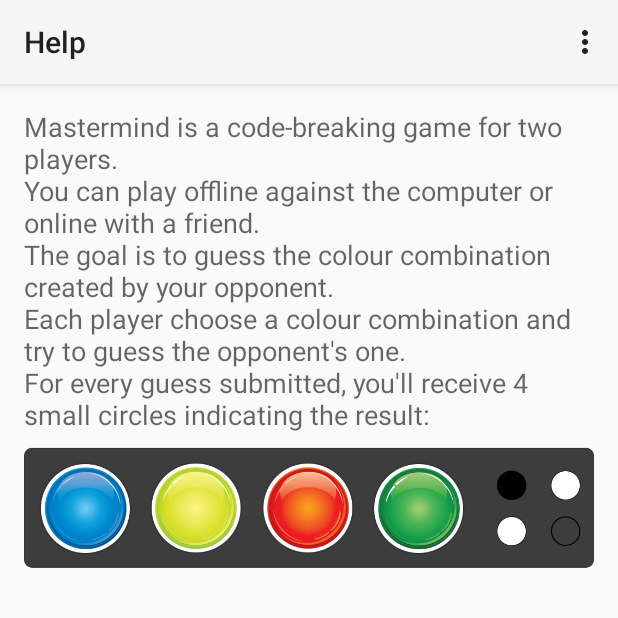
After one commit to FraCas92/Mastermind, an Android app: the HelpActivity screen opened directly, with no data from a screen before it, on a phone screen of 412 x 824 dp, the top half of it. The commit adds this screen. Run offline under Robolectric (Android 15) with nearby library versions, the phone set to English and light mode, and no system bars.

Commit message:
Aggiunta la cronologia dei tentativi anche sul MultiPlayer e aggiunta la pagina dell'help (da completare e richiamare);

```diff
--- /dev/null
+++ b/app/src/main/java/com/example/mastermind/app/HelpActivity.java
@@ -0,0 +1,36 @@
+package com.example.mastermind.app;
+
+import android.support.v7.app.ActionBarActivity;
+import android.os.Bundle;
+import android.view.Menu;
+import android.view.MenuItem;
+
+
+public class HelpActivity extends ActionBarActivity {
+
+    @Override
+    protected void onCreate(Bundle savedInstanceState) {
+        super.onCreate(savedInstanceState);
+        setContentView(R.layout.help_activity);
+    }
+
+
+    @Override
+    public boolean onCreateOptionsMenu(Menu menu) {
+        // Inflate the menu; this adds items to the action bar if it is present.
+        getMenuInflater().inflate(R.menu.help, menu);
+        return true;
+    }
+
+    @Override
+    public boolean onOptionsItemSelected(MenuItem item) {
+        // Handle action bar item clicks here. The action bar will
+        // automatically handle clicks on the Home/Up button, so long
+        // as you specify a parent activity in AndroidManifest.xml.
+        int id = item.getItemId();
+        if (id == R.id.action_settings) {
+            return true;
+        }
+        return super.onOptionsItemSelected(item);
+    }
+}
--- a/app/src/main/java/com/example/mastermind/app/NumberHelper.java
+++ b/app/src/main/java/com/example/mastermind/app/NumberHelper.java
@@ -55,8 +55,8 @@
                 number.add(a);
             }
             list.add(number);
-            // Incremento j per saltare il trattino di separazione dei numeri (1234-1234-1234....)
-            j++;
+            // Incremento j di 5 per saltare anche il trattino di separazione dei numeri (1234-1234-1234....)
+            j+=5;
         }
 
         return list;
--- /dev/null
+++ b/app/src/main/res/layout/help_activity.xml
@@ -0,0 +1,38 @@
+<RelativeLayout xmlns:android="http://schemas.android.com/apk/res/android"
+    xmlns:tools="http://schemas.android.com/tools"
+    android:layout_width="match_parent"
+    android:layout_height="match_parent"
+    android:paddingLeft="@dimen/activity_horizontal_margin"
+    android:paddingRight="@dimen/activity_horizontal_margin"
+    android:paddingTop="@dimen/activity_vertical_margin"
+    android:paddingBottom="@dimen/activity_vertical_margin"
+    tools:context=".HelpActivity">
+
+    <TextView
+        android:layout_width="wrap_content"
+        android:layout_height="wrap_content"
+        android:textAppearance="?android:attr/textAppearanceMedium"
+        android:text="@string/instructions"
+        android:id="@+id/textView"
+        android:layout_alignParentRight="true"
+        android:layout_alignParentEnd="true"
+        android:layout_alignParentLeft="true"
+        android:layout_alignParentStart="true" />
+
+    <ImageView
+        android:layout_width="wrap_content"
+        android:layout_height="100dp"
+        android:layout_below="@+id/textView"
+        android:src="@drawable/instructions"
+        android:id="@+id/imageView" />
+
+    <TextView
+        android:layout_width="wrap_content"
+        android:layout_height="wrap_content"
+        android:textAppearance="?android:attr/textAppearanceMedium"
+        android:text="Medium Text"
+        android:id="@+id/textView3"
+        android:layout_below="@+id/textView"
+        android:layout_toRightOf="@+id/imageView" />
+
+</RelativeLayout>
--- /dev/null
+++ b/app/src/main/res/menu/help.xml
@@ -0,0 +1,9 @@
+<menu xmlns:android="http://schemas.android.com/apk/res/android"
+    xmlns:app="http://schemas.android.com/apk/res-auto"
+    xmlns:tools="http://schemas.android.com/tools"
+    tools:context="com.example.mastermind.app.HelpActivity" >
+    <item android:id="@+id/action_settings"
+        android:title="@string/action_settings"
+        android:orderInCategory="100"
+        app:showAsAction="never" />
+</menu>
--- a/app/src/main/res/values/strings.xml
+++ b/app/src/main/res/values/strings.xml
@@ -45,14 +45,12 @@
     <string name="you_win">You win! Your score is:</string>
     <string name="sign_in_to_upload_this_score">Sign in now to upload this score, save your achievements and share your progress with friends.</string>
     <string name="single_match">single player match</string>
-
     <string name="find_opponent_code">Trova la combinazione corretta</string>
     <string name="choose_your_code">Scegli la tua combinazione</string>
 
     <!-- TODO: Replace these by your achievement/leaderboard IDs! -->
     <string name="achievement_really_bored">Achievement2</string>
     <string name="achievement_bored">Achievement3</string>
-
     <string name="status_multiplayer_error_not_trusted_tester">Anyone you invite must be a trusted tester</string>
     <string name="match_error_already_rematched">This rematch has already been started!</string>
     <string name="client_reconnect_required">Games client reconnect required</string>
@@ -60,8 +58,7 @@
     <string name="internal_error">Internal error</string>
     <string name="unexpected_status">Unexpected status</string>
     <string name="match_error_inactive_match">This match is inactive.</string>
-    <string name='match_error_locally_modified'>This match has locally-modified data.  This operation cannot be performed until the match is sent to the server.</string>
-
+    <string name="match_error_locally_modified">This match has locally-modified data.  This operation cannot be performed until the match is sent to the server.</string>
     <string name="next_turn_">Next turn</string>
     <string name="welcome">Welcome to the Skeleton, the game!  This is network-only, so you&amp;apos;ll need to log in to play!</string>
     <string name="match_instructions">Type in a new word for the data in this game, then hit done.</string>
@@ -76,5 +73,8 @@
     <string name="check_games">Check games</string>
     <string name="start_match">Start Match</string>
     <string name="turn_counter">Turn counter</string>
+    <string name="title_activity_help">Help</string>
+
+    <string name="instructions">Mastermind is a code-breaking game for two players.\nYou can play offline against the computer or online with a friend.\nThe goal is to guess the colour combination created by your opponent.\nEach player choose a colour combination and try to guess the opponent\'s one.\nFor every guess submitted, you\'ll receive 4 small circles indicating the result: </string>
 
 </resources>
```
Also changed, not shown: app/src/main/AndroidManifest.xml (+20 -14 lines), app/src/main/java/com/example/mastermind/app/MainActivity.java (+16 -2 lines), app/src/main/java/com/example/mastermind/app/MultiPlayerGamePlay.java (+105 -43 lines), app/src/main/res/drawable-hdpi/instructions.png (added), 2 other files.
